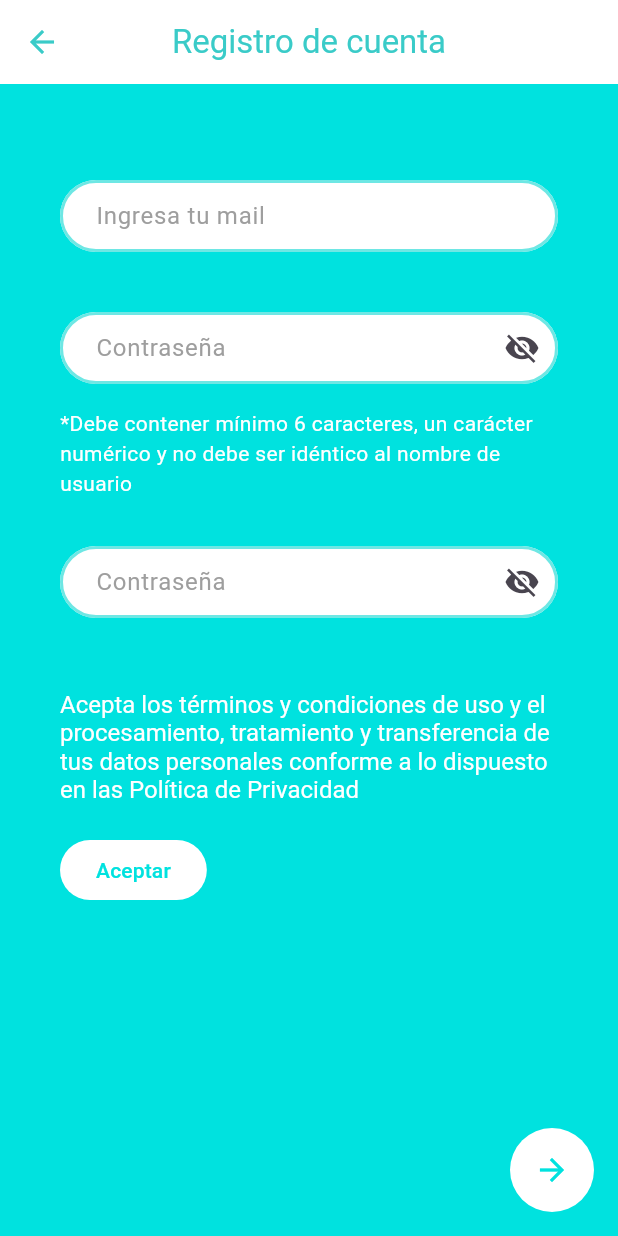
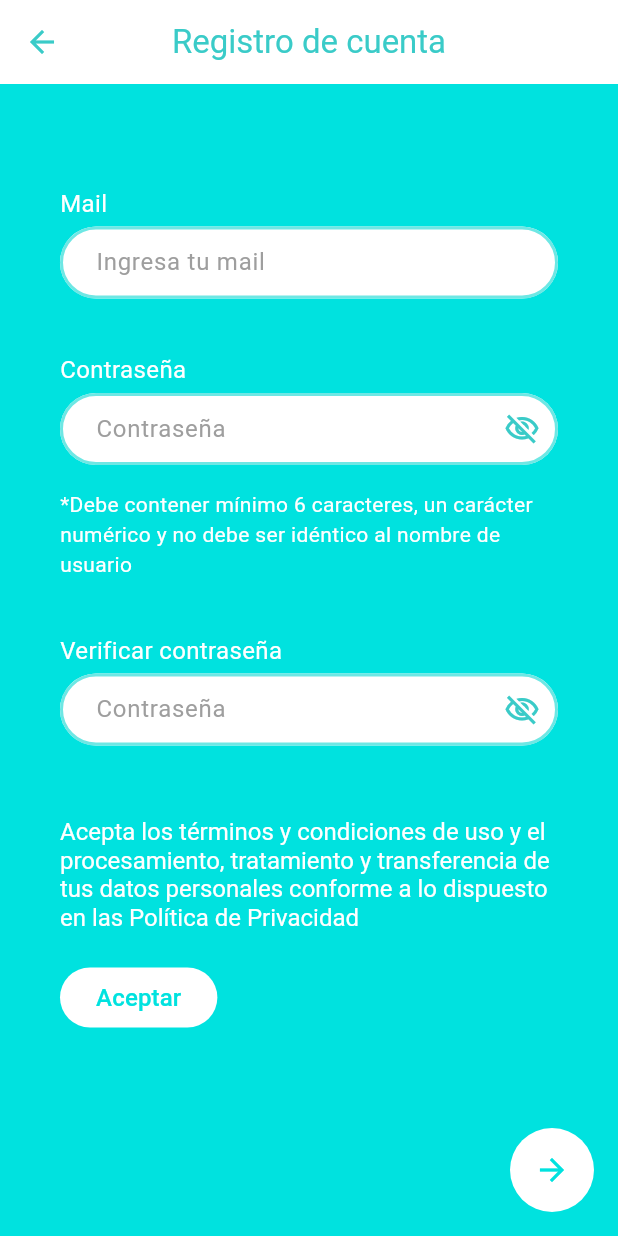
Before and after one commit to tomyrodeghiero/seguridad_vecinal, a Flutter app: the screen it shows after launch, after a tap on "REGISTRARTE", on a phone screen of 412 x 824 dp. Run offline on Flutter 3.47's test engine with Material 3 defaults, Android fonts, the phone set to English and light mode, and no system bars; our stand-ins replace flutter_map, latlong2.

Commit message:
Update project

```diff
--- a/lib/main.dart
+++ b/lib/main.dart
@@ -1,11 +1,11 @@
 import 'package:flutter/material.dart';
 import 'package:seguridad_vecinal/screens/home_screen.dart';
-import 'package:seguridad_vecinal/screens/login_screen.dart';
 import 'package:seguridad_vecinal/screens/notifications_screen.dart';
 import 'package:seguridad_vecinal/screens/onboarding_screen.dart';
 import 'package:seguridad_vecinal/screens/personal_info_screen.dart';
 import 'package:seguridad_vecinal/screens/profile_screen.dart';
 import 'package:seguridad_vecinal/screens/register_screen.dart';
+import 'package:seguridad_vecinal/screens/splash_screen.dart';
 
 void main() => runApp(MyApp());
 
@@ -23,7 +23,7 @@ class _MyAppState extends State<MyApp> {
       theme: ThemeData(
         primarySwatch: Colors.blue,
       ),
-      home: LoginScreen(), // Inicia con LoginScreen
+      home: SplashScreen(), // Inicia con LoginScreen
       routes: {
         '/register': (context) => RegisterScreen(),
         '/personalInfoScreen': (context) => PersonalInfoScreen(),
--- a/lib/screens/community_screen.dart
+++ b/lib/screens/community_screen.dart
@@ -28,6 +28,10 @@ class _CommunityScreenState extends State<CommunityScreen> {
   Widget build(BuildContext context) {
     return Scaffold(
       appBar: AppBar(
+        leading: IconButton(
+          icon: Icon(Icons.arrow_back, color: Colors.black),
+          onPressed: () => Navigator.pushNamed(context, '/home'),
+        ),
         backgroundColor: Colors.white,
         title: Text(
           'Comunidades',
--- a/lib/screens/login_screen.dart
+++ b/lib/screens/login_screen.dart
@@ -13,20 +13,20 @@ class LoginScreen extends StatelessWidget {
           crossAxisAlignment: CrossAxisAlignment.stretch,
           children: <Widget>[
             Container(
-              width: 160.0, // El diámetro del círculo
-              height: 160.0, // El diámetro del círculo
+              width: 160.0,
+              height: 160.0,
               decoration: BoxDecoration(
-                color: Colors.transparent, // Fondo transparente
-                shape: BoxShape.circle, // Forma circular
+                color: Colors.transparent,
+                shape: BoxShape.circle,
                 border: Border.all(
-                  color: Colors.black, // Color del borde
-                  width: 2.0, // Ancho del borde
+                  color: Colors.black,
+                  width: 2.0,
                 ),
               ),
             ),
             Padding(
               padding: const EdgeInsets.symmetric(
-                  vertical: 20.0), // Esto agrega padding vertical
+                  vertical: 32.0), // Esto agrega padding vertical
               child: Text(
                 '¿Ya tienes cuenta?',
                 textAlign: TextAlign.center,
@@ -36,7 +36,6 @@ class LoginScreen extends StatelessWidget {
                     fontWeight: FontWeight.w500),
               ),
             ),
-            SizedBox(height: 18.0),
             TextFormField(
               keyboardType: TextInputType.emailAddress,
               decoration: InputDecoration(
@@ -67,9 +66,11 @@ class LoginScreen extends StatelessWidget {
             PasswordField(),
             SizedBox(height: 40.0),
             ElevatedButton(
-              child: Text('REGISTRARTE'),
+              child: Text(
+                'REGISTRARTE',
+                style: TextStyle(fontSize: 16.0),
+              ),
               onPressed: () {
-                // Navega a la pantalla de registro
                 Navigator.pushNamed(context, '/register');
               },
               style: ElevatedButton.styleFrom(
--- a/lib/screens/onboarding_screen.dart
+++ b/lib/screens/onboarding_screen.dart
@@ -70,6 +70,7 @@ class _OnboardingScreenState extends State<OnboardingScreen> {
                 padding: EdgeInsets.all(10.0),
                 child: _currentPage != _numPages - 1
                     ? FloatingActionButton(
+                        elevation: 0,
                         backgroundColor: AppColors.waterGreen400,
                         shape: RoundedRectangleBorder(
                           borderRadius: BorderRadius.all(Radius.circular(30.0)),
@@ -83,6 +84,7 @@ class _OnboardingScreenState extends State<OnboardingScreen> {
                         },
                       )
                     : FloatingActionButton(
+                        elevation: 0,
                         backgroundColor: AppColors.waterGreen400,
                         shape: RoundedRectangleBorder(
                           borderRadius: BorderRadius.all(Radius.circular(30.0)),
--- a/lib/screens/profile_screen.dart
+++ b/lib/screens/profile_screen.dart
@@ -21,9 +21,7 @@ class ProfileScreen extends StatelessWidget {
           ),
           child: IconButton(
             icon: Icon(Icons.arrow_back, color: Colors.white),
-            onPressed: () {
-              _scaffoldKey.currentState?.openDrawer();
-            },
+            onPressed: () => Navigator.of(context).pop(),
           ),
         ),
         leadingWidth: 56,
--- a/lib/screens/register_screen.dart
+++ b/lib/screens/register_screen.dart
@@ -6,37 +6,49 @@ class RegisterScreen extends StatelessWidget {
   @override
   Widget build(BuildContext context) {
     return Scaffold(
-      backgroundColor: AppColors.waterGreen300, // Fondo waterGreen300
+      backgroundColor: AppColors.waterGreen300,
       appBar: AppBar(
         backgroundColor: Colors.white,
-        elevation: 0, // Elimina la sombra del AppBar
+        elevation: 0,
         leading: IconButton(
-          icon: Icon(Icons.arrow_back,
-              color: AppColors.waterGreen400), // Icono con color waterGreen400
+          icon: Icon(Icons.arrow_back, color: AppColors.waterGreen400),
           onPressed: () {
-            Navigator.of(context).pop(); // Regresa a la pantalla anterior
+            Navigator.of(context).pop();
           },
         ),
         title: Text(
           'Registro de cuenta',
-          style: TextStyle(
-              color: AppColors.waterGreen400), // Texto con color waterGreen400
+          style: TextStyle(color: AppColors.waterGreen400),
         ),
-        centerTitle: true, // Centrar el título
+        centerTitle: true,
       ),
       body: SingleChildScrollView(
-        // Asegura que la pantalla sea desplazable cuando el teclado esté visible
         child: Padding(
           padding: EdgeInsets.symmetric(horizontal: 40.0),
           child: Column(
             crossAxisAlignment: CrossAxisAlignment.stretch,
             children: <Widget>[
               SizedBox(height: 64.0),
+              Padding(
+                padding: const EdgeInsets.symmetric(vertical: 4.0),
+                child: Text(
+                  'Mail',
+                  textAlign: TextAlign.left,
+                  style: TextStyle(
+                      fontSize: 16.0,
+                      color: Colors.white,
+                      fontWeight: FontWeight.w400),
+                ),
+              ),
               TextFormField(
                 keyboardType: TextInputType.emailAddress,
                 decoration: InputDecoration(
                   labelText: 'Ingresa tu mail',
                   labelStyle: TextStyle(color: Colors.grey),
+                  floatingLabelBehavior: FloatingLabelBehavior
+                      .never, // Previene que el label flote
+                  hintText:
+                      'Ingresa tu mail', // Muestra el texto del label como placeholder
                   contentPadding:
                       EdgeInsets.symmetric(vertical: 5.0, horizontal: 20.0),
                   filled: true,
@@ -61,8 +73,19 @@ class RegisterScreen extends StatelessWidget {
                   ),
                 ),
               ),
-              SizedBox(height: 40.0),
-              PasswordField(), // Widget personalizado para el campo de contraseña
+              SizedBox(height: 32.0),
+              Padding(
+                padding: const EdgeInsets.symmetric(vertical: 4.0),
+                child: Text(
+                  'Contraseña',
+                  textAlign: TextAlign.left,
+                  style: TextStyle(
+                      fontSize: 16.0,
+                      color: Colors.white,
+                      fontWeight: FontWeight.w400),
+                ),
+              ),
+              PasswordField(isLabelFloating: false),
               SizedBox(height: 16.0),
               Text(
                 '*Debe contener mínimo 6 caracteres, un carácter numérico y no debe ser idéntico al nombre de usuario',
@@ -71,10 +94,19 @@ class RegisterScreen extends StatelessWidget {
                   fontSize: 14.0,
                 ),
               ),
-
               SizedBox(height: 32.0),
-              PasswordField(), // Puedes reutilizar este widget para "Verificar contraseña"
-
+              Padding(
+                padding: const EdgeInsets.symmetric(vertical: 4.0),
+                child: Text(
+                  'Verificar contraseña',
+                  textAlign: TextAlign.left,
+                  style: TextStyle(
+                      fontSize: 16.0,
+                      color: Colors.white,
+                      fontWeight: FontWeight.w400),
+                ),
+              ),
+              PasswordField(isLabelFloating: false),
               SizedBox(height: 48.0),
               RichText(
                 textAlign: TextAlign.left,
@@ -94,8 +126,7 @@ class RegisterScreen extends StatelessWidget {
                   child: Text(
                     'Aceptar',
                     style: TextStyle(
-                        color: AppColors
-                            .waterGreen300), // Establece el color del texto
+                        color: AppColors.waterGreen300, fontSize: 16.0),
                   ),
                   onPressed: () {
                     // Aquí manejarías el registro
--- /dev/null
+++ b/lib/screens/splash_screen.dart
@@ -0,0 +1,56 @@
+import 'package:flutter/material.dart';
+import 'package:seguridad_vecinal/colors.dart';
+import 'dart:async';
+
+import 'package:seguridad_vecinal/screens/login_screen.dart';
+
+class SplashScreen extends StatefulWidget {
+  @override
+  _SplashScreenState createState() => _SplashScreenState();
+}
+
+class _SplashScreenState extends State<SplashScreen> {
+  @override
+  void initState() {
+    super.initState();
+    Timer(Duration(seconds: 3), () {
+      Navigator.of(context)
+          .pushReplacement(MaterialPageRoute(builder: (_) => LoginScreen()));
+    });
+  }
+
+  @override
+  Widget build(BuildContext context) {
+    return Scaffold(
+      backgroundColor: AppColors.waterGreen300,
+      body: Center(
+        child: Container(
+          width: 160.0,
+          height: 160.0,
+          decoration: BoxDecoration(
+            color: Colors.transparent,
+            shape: BoxShape.circle,
+            border: Border.all(
+              color: Colors.black,
+              width: 1.0,
+            ),
+          ),
+          child: Center(
+            child: Container(
+              width: 160.0,
+              height: 160.0,
+              decoration: BoxDecoration(
+                color: Colors.transparent,
+                shape: BoxShape.circle,
+                border: Border.all(
+                  color: Colors.black,
+                  width: 1.0,
+                ),
+              ),
+            ),
+          ),
+        ),
+      ),
+    );
+  }
+}
--- a/lib/widgets/password_input_field.dart
+++ b/lib/widgets/password_input_field.dart
@@ -1,7 +1,11 @@
 import 'package:flutter/material.dart';
-import 'package:seguridad_vecinal/colors.dart';
+import 'package:seguridad_vecinal/colors.dart'; // Asumiendo que tus colores personalizados están aquí
 
 class PasswordField extends StatefulWidget {
+  final bool isLabelFloating; // Nuevo parámetro
+
+  PasswordField({this.isLabelFloating = true}); // Valor por defecto es true
+
   @override
   _PasswordFieldState createState() => _PasswordFieldState();
 }
@@ -13,11 +17,17 @@ class _PasswordFieldState extends State<PasswordField> {
   Widget build(BuildContext context) {
     return TextFormField(
       keyboardType: TextInputType.text,
-      obscureText:
-          _obscureText, // El estado controla si la contraseña es visible o no
+      obscureText: _obscureText,
       decoration: InputDecoration(
         labelText: 'Contraseña',
         labelStyle: TextStyle(color: Colors.grey),
+        floatingLabelBehavior: widget.isLabelFloating
+            ? FloatingLabelBehavior.auto
+            : FloatingLabelBehavior.never, // Usar el parámetro aquí
+        hintText: widget.isLabelFloating
+            ? null
+            : 'Contraseña', // Si el label no flota, mostrar el hintText
+        hintStyle: TextStyle(color: Colors.grey),
         contentPadding: EdgeInsets.symmetric(vertical: 5.0, horizontal: 20.0),
         filled: true,
         fillColor: Colors.white,
@@ -34,11 +44,13 @@ class _PasswordFieldState extends State<PasswordField> {
         ),
         suffixIcon: IconButton(
           icon: Icon(
-            // Cambia el ícono basado en la visibilidad de la contraseña
-            _obscureText ? Icons.visibility_off : Icons.visibility,
+            _obscureText
+                ? Icons.visibility_off_outlined
+                : Icons.visibility_outlined,
+            color: AppColors
+                .waterGreen400, // Asegúrate de que este color esté definido en tu clase AppColors
           ),
           onPressed: () {
-            // Actualiza el estado al presionar el ícono
             setState(() {
               _obscureText = !_obscureText;
             });
```
Also changed, not shown: lib/screens/home_screen.dart (+11 -1 lines), lib/screens/personal_info_screen.dart (+74 -48 lines).
